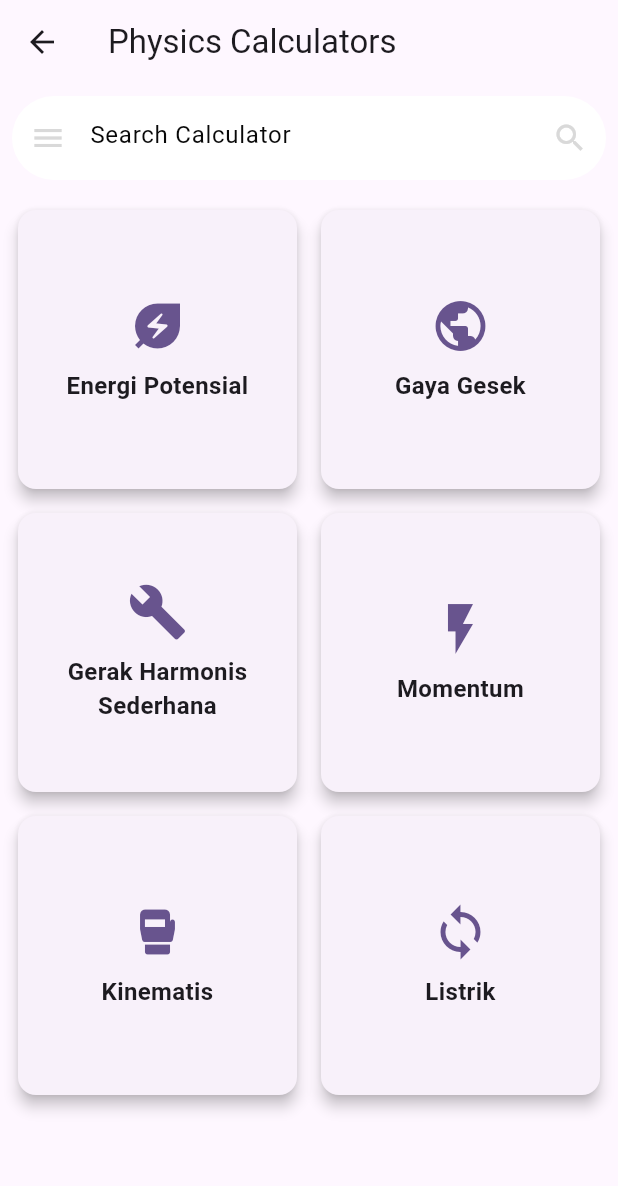
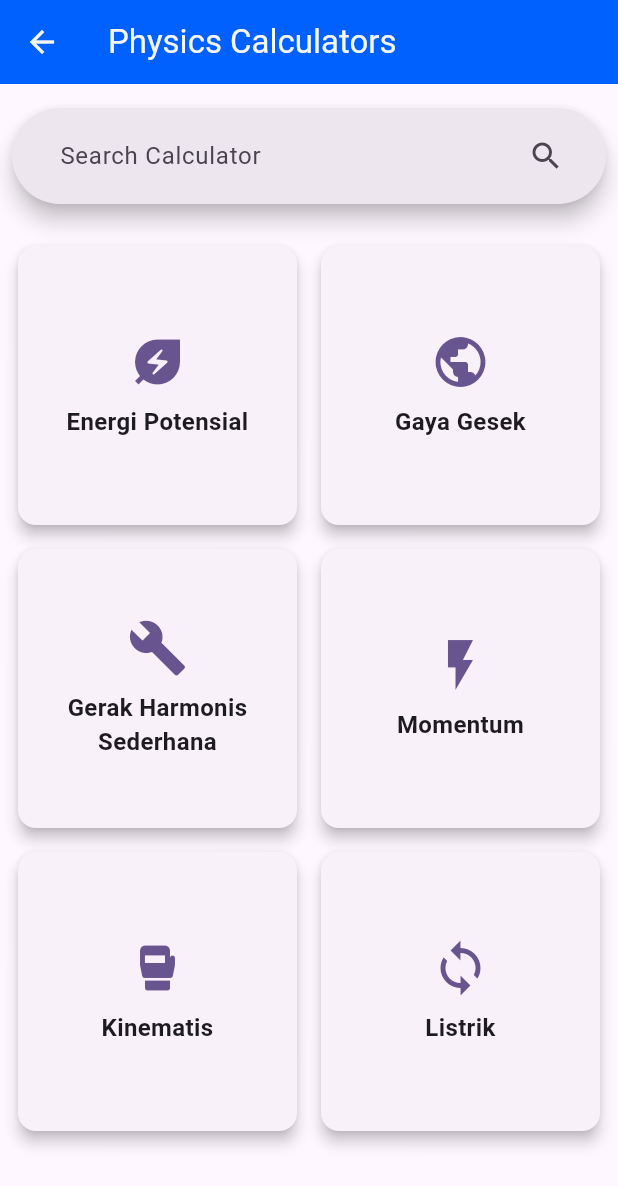
Before and after one commit to DesrielKiki/sunco_physics, a Flutter app: the CalculatorListScreen screen opened by its route, on a phone screen of 412 x 824 dp. Shown: the top 1186 px of the screen. Run offline on Flutter 3.47's test engine with Material 3 defaults, Android fonts, the phone set to English and light mode, and no system bars.

Commit message:
:hammer: configure potential energy rout and modify calculatorList searchbar

```diff
--- a/lib/presentation/navigation/app_routes.dart
+++ b/lib/presentation/navigation/app_routes.dart
@@ -1,4 +1,5 @@
 import 'package:flutter/material.dart';
+import 'package:sunco_physics/presentation/screen/calculator/calculator/potential_energy.dart';
 import 'package:sunco_physics/presentation/screen/calculator/calculator_list.dart';
 import 'package:sunco_physics/presentation/screen/home/home_screen.dart';
 import 'package:sunco_physics/presentation/screen/lesson/Lesson_list.dart';
@@ -9,6 +10,7 @@ class AppRoutes {
   static const String home = '/home';
   static const String calculatorList = '/calculatorList';
   static const String lessonList = '/lessonList';
+  static const String potentialEnergy = '/potential_energy';
 
   static Route<dynamic> generateRoute(RouteSettings settings) {
     switch (settings.name) {
@@ -28,6 +30,10 @@ class AppRoutes {
         return MaterialPageRoute(
           builder: (_) => const LessonListScreen(),
         );
+      case potentialEnergy:
+        return MaterialPageRoute(
+          builder: (_) => const PotentialEnergyCalculatorScreen(),
+        );
       default:
         return MaterialPageRoute(
           builder: (_) => const Scaffold(
--- a/lib/presentation/screen/calculator/calculator_list.dart
+++ b/lib/presentation/screen/calculator/calculator_list.dart
@@ -44,70 +44,105 @@ class _CalculatorListScreenState extends State<CalculatorListScreen> {
   Widget build(BuildContext context) {
     return Scaffold(
       appBar: AppBar(
+        backgroundColor: ColorConfig.primaryColor,
+        foregroundColor: ColorConfig.onPrimaryColor,
         title: const Text('Physics Calculators'),
       ),
       body: Column(
         children: [
           Padding(
-              padding: const EdgeInsets.all(8.0),
-              child: Container(
-                alignment: AlignmentDirectional.centerStart,
-                height: 56,
-                decoration: BoxDecoration(
-                  color: Colors.white,
-                  borderRadius: BorderRadius.circular(28),
-                ),
-                child: TextField(
+            padding:
+                const EdgeInsets.symmetric(horizontal: 8.0, vertical: 16.0),
+            child: SearchBar(
               controller: _searchController,
-                  decoration: InputDecoration(
-                    prefixIcon: const Icon(
-                      Icons.menu,
-                      color: ColorConfig.grey,
-                      size: 24,
-                    ),
-                    suffixIcon: _searchText.isEmpty
-                        ? const Icon(
-                            Icons.search,
-                            color: ColorConfig.grey,
-                            size: 24,
-                          )
-                        : IconButton(
-                            icon: const Icon(
-                              Icons.close,
-                              color: ColorConfig.grey,
-                              size: 24,
-                            ),
+              hintText: 'Search Calculator',
+              trailing: [
+                IconButton(
+                  icon: _searchText.isEmpty
+                      ? const Icon(Icons.search)
+                      : const Icon(Icons.close),
                   onPressed: () {
+                    if (_searchText.isNotEmpty) {
                       _searchController.clear();
+                      setState(() {
+                        _searchText = '';
+                        _filteredCalculator = CalculatorEntity.data;
+                      });
+                    }
                   },
                 ),
-                    hintText: 'Search Calculator',
-                    border: InputBorder.none,
-                    hintStyle: const TextStyle(color: ColorConfig.black),
-                    contentPadding: const EdgeInsets.only(
-                        left: 40, top: 10, bottom: 10, right: 10),
-                  ),
-                  style: const TextStyle(color: ColorConfig.black),
+              ],
+              onChanged: (value) {
+                setState(() {
+                  _searchText = value;
+                  _filteredCalculator = CalculatorEntity.data
+                      .where((calculator) => calculator['title']!
+                          .toLowerCase()
+                          .contains(value.toLowerCase()))
+                      .toList();
+                });
+              },
+              padding: WidgetStateProperty.all(
+                const EdgeInsets.symmetric(horizontal: 16.0, vertical: 8.0),
               ),
             ),
           ),
           Expanded(
             child: Padding(
               padding: const EdgeInsets.all(8.0),
-                child: GridView.builder(
+              child:
+                  CalculatorGridItem(filteredCalculator: _filteredCalculator),
+            ),
+          ),
+        ],
+      ),
+    );
+  }
+}
+
+class CalculatorGridItem extends StatelessWidget {
+  const CalculatorGridItem({
+    super.key,
+    required this.filteredCalculator,
+  });
+
+  final List<Map<String, dynamic>> filteredCalculator;
+
+  @override
+  Widget build(BuildContext context) {
+    return filteredCalculator.isEmpty
+        ? Center(
+            child: Column(
+            mainAxisAlignment: MainAxisAlignment.center,
+            crossAxisAlignment: CrossAxisAlignment.center,
+            children: [
+              Image.asset(
+                'assets/ic_notfound.png',
+              ),
+              const SizedBox(height: 20),
+              const Text(
+                "Kalkulator Tidak Di temukan",
+                style: TextStyle(
+                  color: Colors.grey,
+                  fontSize: 16,
+                  fontWeight: FontWeight.bold,
+                ),
+              ),
+            ],
+          ))
+        : GridView.builder(
             gridDelegate: const SliverGridDelegateWithFixedCrossAxisCount(
               crossAxisCount: 2,
               crossAxisSpacing: 8,
               mainAxisSpacing: 8,
               childAspectRatio: 1,
             ),
-                  itemCount: _filteredCalculator.length,
+            itemCount: filteredCalculator.length,
             itemBuilder: (context, index) {
-                    final calculator = _filteredCalculator[index];
+              final calculator = filteredCalculator[index];
               return GestureDetector(
                 onTap: () {
-                        Navigator.pushNamed(
-                            context, calculator['route'] as String);
+                  Navigator.pushNamed(context, calculator['route'] as String);
                 },
                 child: Card(
                   elevation: 4,
@@ -134,10 +169,6 @@ class _CalculatorListScreenState extends State<CalculatorListScreen> {
                 ),
               );
             },
-                ),
-              ),
-            ),
-          ],
-        ));
+          );
   }
 }
--- a/pubspec.yaml
+++ b/pubspec.yaml
@@ -61,6 +61,7 @@ flutter:
     - assets/logo_awal.png
     - assets/ic_kalkulator.png
     - assets/ic_book.png
+    - assets/ic_notfound.png
 
   # An image asset can refer to one or more resolution-specific "variants", see
   # https://flutter.dev/to/resolution-aware-images
```
Also changed, not shown: lib/presentation/screen/calculator/calculator/potential_energy.dart (+6 -19 lines), lib/presentation/screen/home/home_screen.dart (+12 -2 lines), assets/ic_notfound.png (added). Lines whose indentation alone changed are shown as unchanged.
